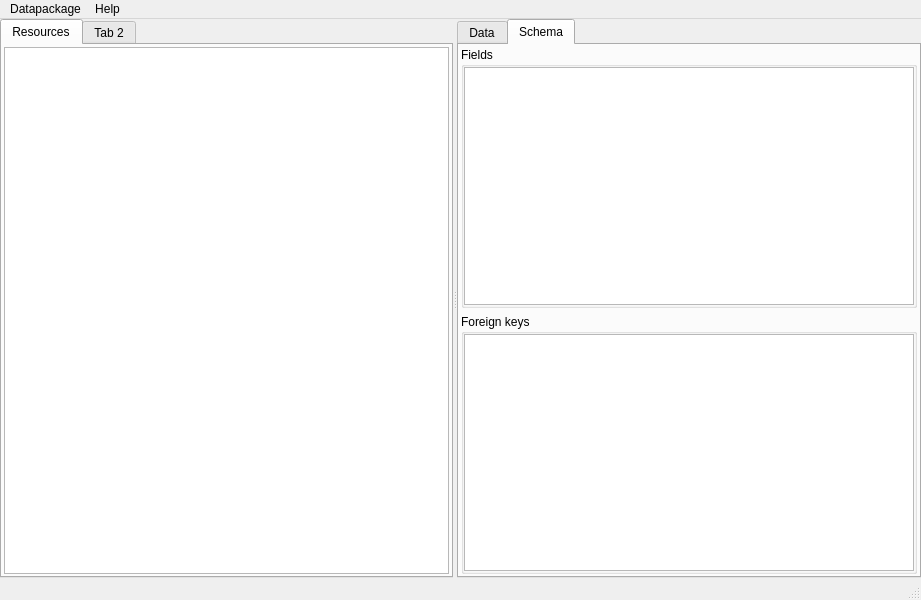
The window that spinetoolbox/ui/spine_datapackage_form.ui (spine-tools/Spine-Toolbox) describes before a commit, drawn with Qt 5.
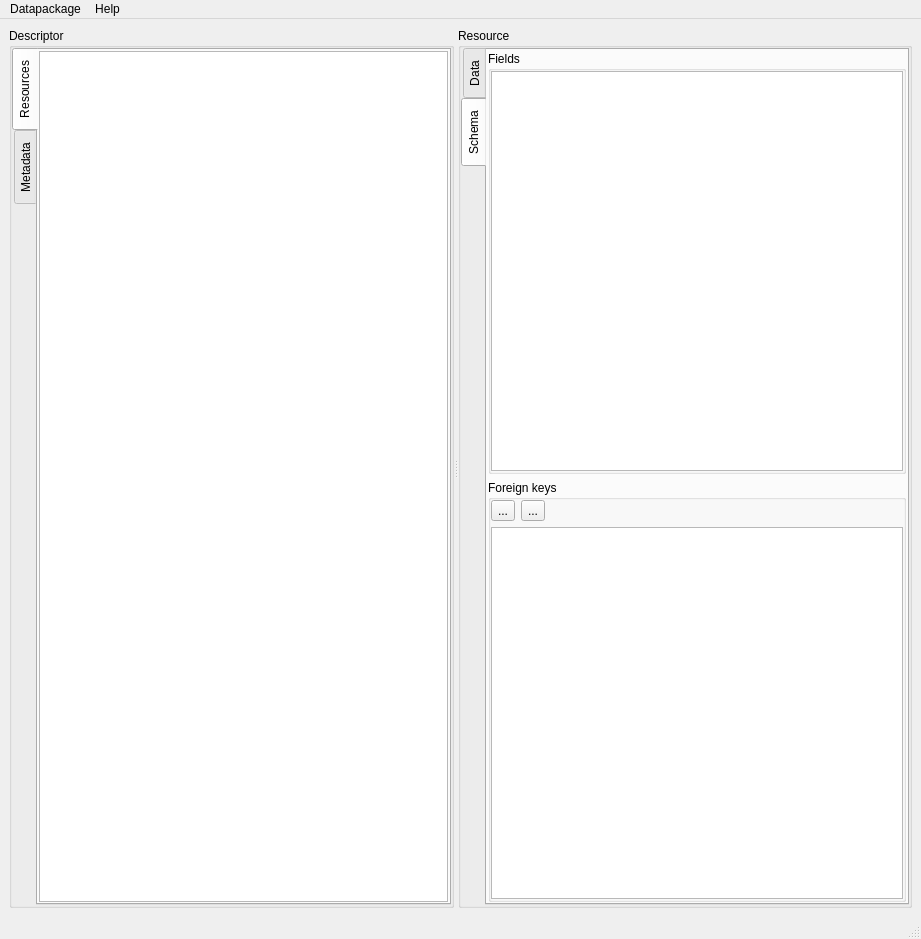
The same window after the commit. The open tabs and pages were chosen to show the change. Icons and pictures are not drawn. Custom widgets are drawn as their Qt base class.

Commit message: Issues #109 and #131 updated: Add import action to DataStoreForm, allows to import a datapackage.json into the DB. Also disconnect signals that automatically scroll views after insertion.

```diff
--- a/spinetoolbox/ui/spine_datapackage_form.ui
+++ b/spinetoolbox/ui/spine_datapackage_form.ui
@@ -27,35 +27,41 @@
     <x>0</x>
     <y>0</y>
     <width>921</width>
-    <height>600</height>
+    <height>939</height>
    </rect>
   </property>
   <property name="windowTitle">
    <string>Spine datapackage</string>
   </property>
   <widget class="QWidget" name="centralwidget">
-   <layout class="QVBoxLayout" name="verticalLayout_3">
-    <property name="spacing">
-     <number>0</number>
-    </property>
-    <property name="leftMargin">
-     <number>0</number>
-    </property>
-    <property name="topMargin">
-     <number>0</number>
-    </property>
-    <property name="rightMargin">
-     <number>0</number>
-    </property>
-    <property name="bottomMargin">
-     <number>0</number>
-    </property>
+   <layout class="QVBoxLayout" name="verticalLayout_8">
     <item>
      <widget class="QSplitter" name="splitter">
       <property name="orientation">
        <enum>Qt::Horizontal</enum>
       </property>
+      <widget class="QGroupBox" name="groupBox">
+       <property name="title">
+        <string>Descriptor</string>
+       </property>
+       <layout class="QVBoxLayout" name="verticalLayout_3">
+        <property name="leftMargin">
+         <number>0</number>
+        </property>
+        <property name="topMargin">
+         <number>0</number>
+        </property>
+        <property name="rightMargin">
+         <number>0</number>
+        </property>
+        <property name="bottomMargin">
+         <number>0</number>
+        </property>
+        <item>
       <widget class="QTabWidget" name="tabWidget_resources">
+          <property name="tabPosition">
+           <enum>QTabWidget::West</enum>
+          </property>
        <property name="currentIndex">
         <number>0</number>
        </property>
@@ -68,33 +74,60 @@
           <number>6</number>
          </property>
          <property name="leftMargin">
-          <number>2</number>
+             <number>1</number>
          </property>
          <property name="topMargin">
-          <number>2</number>
+             <number>1</number>
          </property>
          <property name="rightMargin">
-          <number>2</number>
+             <number>1</number>
          </property>
          <property name="bottomMargin">
-          <number>2</number>
+             <number>1</number>
          </property>
          <item>
           <widget class="QTreeView" name="treeView_resources">
            <property name="selectionBehavior">
             <enum>QAbstractItemView::SelectItems</enum>
            </property>
+              <property name="rootIsDecorated">
+               <bool>false</bool>
+              </property>
           </widget>
          </item>
         </layout>
        </widget>
        <widget class="QWidget" name="tab_2">
         <attribute name="title">
-         <string>Tab 2</string>
+            <string>Metadata</string>
         </attribute>
        </widget>
       </widget>
+        </item>
+       </layout>
+      </widget>
+      <widget class="QGroupBox" name="groupBox_2">
+       <property name="title">
+        <string>Resource</string>
+       </property>
+       <layout class="QVBoxLayout" name="verticalLayout_7">
+        <property name="leftMargin">
+         <number>0</number>
+        </property>
+        <property name="topMargin">
+         <number>0</number>
+        </property>
+        <property name="rightMargin">
+         <number>0</number>
+        </property>
+        <property name="bottomMargin">
+         <number>0</number>
+        </property>
+        <item>
       <widget class="QTabWidget" name="tabWidget_data_schema">
+          <property name="tabPosition">
+           <enum>QTabWidget::West</enum>
+          </property>
        <property name="tabShape">
         <enum>QTabWidget::Rounded</enum>
        </property>
@@ -157,16 +190,16 @@
         </attribute>
         <layout class="QVBoxLayout" name="verticalLayout_4">
          <property name="leftMargin">
-          <number>2</number>
+             <number>1</number>
          </property>
          <property name="topMargin">
-          <number>2</number>
+             <number>1</number>
          </property>
          <property name="rightMargin">
-          <number>2</number>
+             <number>1</number>
          </property>
          <property name="bottomMargin">
-          <number>2</number>
+             <number>1</number>
          </property>
          <item>
           <widget class="QGroupBox" name="groupBox_fields">
@@ -200,6 +233,9 @@
               <property name="selectionBehavior">
                <enum>QAbstractItemView::SelectItems</enum>
               </property>
+                 <property name="rootIsDecorated">
+                  <bool>false</bool>
+                 </property>
              </widget>
             </item>
            </layout>
@@ -227,13 +263,57 @@
              <number>0</number>
             </property>
             <item>
-             <widget class="QTreeView" name="treeView_foreign_keys"/>
-            </item>
-           </layout>
+                <layout class="QHBoxLayout" name="horizontalLayout">
+                 <item>
+                  <widget class="QToolButton" name="toolButton_insert_foreign_key">
+                   <property name="enabled">
+                    <bool>true</bool>
+                   </property>
+                   <property name="text">
+                    <string>...</string>
+                   </property>
+                  </widget>
+                 </item>
+                 <item>
+                  <widget class="QToolButton" name="toolButton_remove_foreign_keys">
+                   <property name="enabled">
+                    <bool>true</bool>
+                   </property>
+                   <property name="text">
+                    <string>...</string>
+                   </property>
+                  </widget>
+                 </item>
+                 <item>
+                  <spacer name="horizontalSpacer">
+                   <property name="orientation">
+                    <enum>Qt::Horizontal</enum>
+                   </property>
+                   <property name="sizeHint" stdset="0">
+                    <size>
+                     <width>40</width>
+                     <height>20</height>
+                    </size>
+                   </property>
+                  </spacer>
+                 </item>
+                </layout>
+               </item>
+               <item>
+                <widget class="QTreeView" name="treeView_foreign_keys">
+                 <property name="rootIsDecorated">
+                  <bool>false</bool>
+                 </property>
           </widget>
          </item>
         </layout>
        </widget>
+            </item>
+           </layout>
+          </widget>
+         </widget>
+        </item>
+       </layout>
       </widget>
      </widget>
     </item>
```
Left out of the diff: 33 changed lines with no effect on the pictures. Lines whose indentation alone changed are shown as unchanged. The commit also changes 9 other files.
